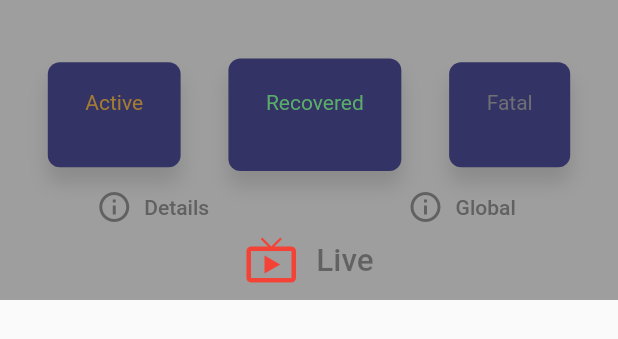
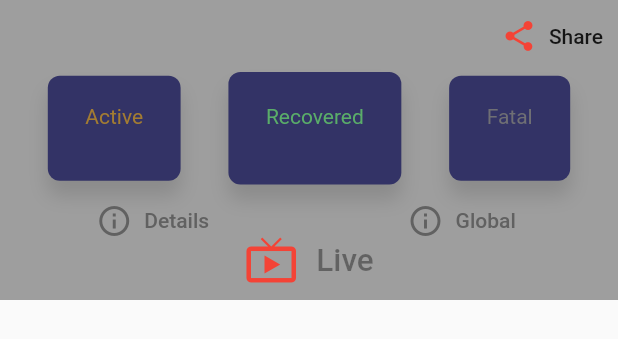
Before and after one commit to aryan47/COVID_TRACKER, a Flutter app: the Home widget shown alone on an empty page, opened directly with empty values, on a phone screen of 412 x 824 dp. Shown: the top 339 px of the screen. Run offline on Flutter 3.47's test engine with Material 2 defaults, Android fonts, the phone set to English and light mode, and no system bars; our stand-ins replace firebase_database, rxdart, share; missing offline and left inert: get_version; accounts and stored records are empty.

Commit message:
added app share feature

```diff
--- a/lib/main.dart
+++ b/lib/main.dart
@@ -69,6 +69,7 @@ class _MyHomePageState extends State<MyHomePage> {
   String selectedCountry;
   String latestAppVersion;
   String playStoreUrl;
+  String appShareLink;
   BehaviorSubject loading;
   int loadedApiCount = 0;
   Map<String, dynamic> countData = {
@@ -111,6 +112,7 @@ class _MyHomePageState extends State<MyHomePage> {
   @override
   void didChangeDependencies() {
     super.didChangeDependencies();
+
     MyInheritedWidget.of(context).refresh.stream.listen((event) {
       if (event) {
         initiateApiCall();
@@ -137,6 +139,7 @@ class _MyHomePageState extends State<MyHomePage> {
       newsApi = value['NEWS_API'];
       latestAppVersion = value['LATEST_APP_VERSION'];
       playStoreUrl = value['PLAY_STORE_URL'];
+      appShareLink = value['APP_SHARE_LINK'];
 
       countApiCall(countApi);
       newsApiCall(newsApi);
@@ -186,6 +189,9 @@ class _MyHomePageState extends State<MyHomePage> {
 
   @override
   Widget build(BuildContext context) {
+        // save app sharelink
+    MyInheritedWidget.of(context).shareLink = appShareLink;
+
     if (appStarted && !lockUpdate) {
       lockUpdate = true;
       Future.delayed(
--- a/lib/view/home.dart
+++ b/lib/view/home.dart
@@ -16,6 +16,11 @@ class Home extends StatefulWidget {
 
 class _HomeState extends State<Home> {
   final refreshKey = GlobalKey<RefreshIndicatorState>();
+  String shareLink = '';
+  @override
+  void initState() {
+    super.initState();
+  }
 
   Future<Null> refreshList() async {
     refreshKey.currentState?.show(atTop: false);
@@ -27,6 +32,7 @@ class _HomeState extends State<Home> {
 
   @override
   Widget build(BuildContext context) {
+    shareLink = MyInheritedWidget.of(context).shareLink;
     return RefreshIndicator(
       onRefresh: refreshList,
       child: CustomScrollView(slivers: <Widget>[
@@ -48,7 +54,7 @@ class _HomeState extends State<Home> {
                 label: Text('Live')),
             background: ListView(
               children: <Widget>[
-                counter(widget.countData),
+                counter(widget.countData,shareLink),
                 ButtonBar(
                   alignment: MainAxisAlignment.spaceAround,
                   buttonPadding: EdgeInsets.all(0),
--- a/lib/widgets/MyInheritedWidget.dart
+++ b/lib/widgets/MyInheritedWidget.dart
@@ -13,23 +13,20 @@ class MyInheritedWidget extends InheritedWidget {
   final data;
 
   String _latestAppVersion;
+  String _shareLink = '';
   BehaviorSubject _refresh = BehaviorSubject.seeded(false);
   BehaviorSubject _globalData = BehaviorSubject.seeded(false);
   BehaviorSubject _detailsClicked = BehaviorSubject.seeded(false);
 
+  set latestAppVersion(String version) => _latestAppVersion = version;
+  String get latestAppVersion => _latestAppVersion;
 
-
-
-
-  set latestAppVersion(String version) => _latestAppVersion = version;
-
-  String get latestAppVersion => _latestAppVersion;
+  set shareLink(String share) => _shareLink = share;
+  String get shareLink => _shareLink;
 
   BehaviorSubject get refresh => _refresh;
   BehaviorSubject get showGlobalData => _globalData;
   BehaviorSubject get detailsClicked => _detailsClicked;
-
-
 
   static MyInheritedWidget of(BuildContext context) {
     return context.dependOnInheritedWidgetOfExactType<MyInheritedWidget>();
--- a/lib/widgets/counter.dart
+++ b/lib/widgets/counter.dart
@@ -1,13 +1,32 @@
 import 'package:corona_tracker/shared/constants.dart';
 import 'package:flutter/material.dart';
+import 'package:share/share.dart';
 
 import 'common_widget.dart';
 
-Widget counter(Map<String, dynamic> data) {
+Widget counter(Map<String, dynamic> data, String shareLink) {
   return ListView(
     shrinkWrap: true,
     children: <Widget>[
-      title(data['displayName'] ?? ''),
+      Stack(
+        children: <Widget>[
+          title(data['displayName'] ?? ''),
+          Align(
+            alignment: Alignment.topRight,
+            child: FlatButton.icon(
+              padding: EdgeInsets.only(right: 0),
+              onPressed: () {
+                Share.share(shareLink);
+              },
+              icon: Icon(
+                Icons.share,
+                color: Colors.red,
+              ),
+              label: Text('Share'),
+            ),
+          ),
+        ],
+      ),
       Row(
         mainAxisAlignment: MainAxisAlignment.spaceEvenly,
         children: <Widget>[
--- a/pubspec.yaml
+++ b/pubspec.yaml
@@ -27,6 +27,7 @@ dependencies:
   rxdart: ^0.23.1
   get_version: ^0.2.1
   url_launcher: ^5.4.2
+  share: ^0.6.3+6
   cupertino_icons: ^0.1.2
 
 dev_dependencies:
```
Also changed, not shown: pubspec.lock.
